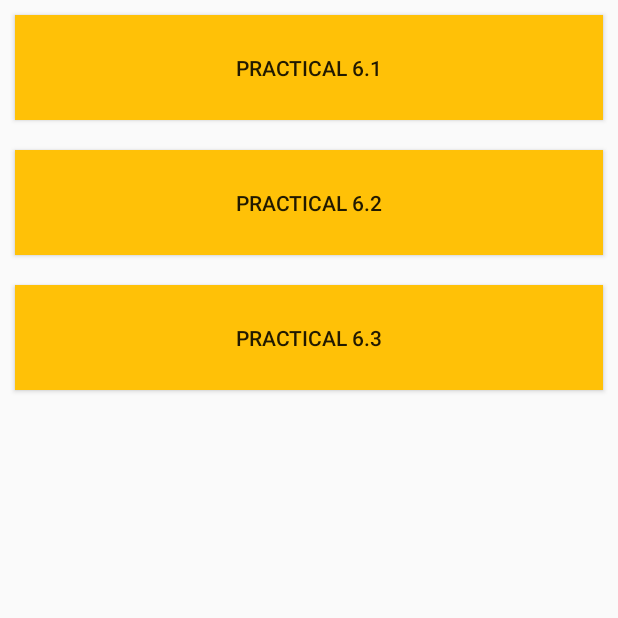
After one commit to vijaylatpate/AMP, an Android app: the Practical_6 screen opened directly, with no data from a screen before it, on a phone screen of 412 x 824 dp, the top half of it. The commit adds this screen. Run offline under Robolectric (Android 15) with nearby library versions, the phone set to English and light mode, and no system bars.

Commit message:
Basic Layout Of Application

```diff
--- /dev/null
+++ b/app/src/main/java/com/sbvc/amp2022/Practical_6.java
@@ -0,0 +1,44 @@
+package com.sbvc.amp2022;
+
+import androidx.appcompat.app.AppCompatActivity;
+
+import android.content.Intent;
+import android.os.Bundle;
+import android.view.View;
+import android.widget.Button;
+
+public class Practical_6 extends AppCompatActivity {
+
+    Button btnPractical_6_1, btnPractical_6_2, btnPractical_6_3;
+
+    @Override
+    protected void onCreate(Bundle savedInstanceState) {
+        super.onCreate(savedInstanceState);
+        setContentView(R.layout.activity_practical6);
+
+        btnPractical_6_1 = findViewById(R.id.btnPractical_6_1);
+        btnPractical_6_2 = findViewById(R.id.btnPractical_6_2);
+        btnPractical_6_3 = findViewById(R.id.btnPractical_6_3);
+
+        btnPractical_6_1.setOnClickListener(new View.OnClickListener() {
+            @Override
+            public void onClick(View view) {
+                startActivity(new Intent(getApplicationContext(), Practical_6_1.class));
+            }
+        });
+
+        btnPractical_6_2.setOnClickListener(new View.OnClickListener() {
+            @Override
+            public void onClick(View view) {
+                startActivity(new Intent(getApplicationContext(), Practical_6_2.class));
+            }
+        });
+
+        btnPractical_6_3.setOnClickListener(new View.OnClickListener() {
+            @Override
+            public void onClick(View view) {
+                startActivity(new Intent(getApplicationContext(), Practical_6_3.class));
+            }
+        });
+    }
+}
--- /dev/null
+++ b/app/src/main/res/layout/activity_practical6.xml
@@ -0,0 +1,33 @@
+<?xml version="1.0" encoding="utf-8"?>
+<LinearLayout xmlns:android="http://schemas.android.com/apk/res/android"
+    xmlns:app="http://schemas.android.com/apk/res-auto"
+    xmlns:tools="http://schemas.android.com/tools"
+    android:layout_width="match_parent"
+    android:layout_height="match_parent"
+    android:orientation="vertical"
+    tools:context=".Practical_6">
+
+    <Button
+        android:id="@+id/btnPractical_6_1"
+        android:layout_width="match_parent"
+        android:layout_height="70dp"
+        android:layout_margin="10dp"
+        android:background="@color/colorAccent"
+        android:text="Practical 6.1" />
+
+    <Button
+        android:id="@+id/btnPractical_6_2"
+        android:layout_width="match_parent"
+        android:layout_height="70dp"
+        android:layout_margin="10dp"
+        android:background="@color/colorAccent"
+        android:text="Practical 6.2" />
+
+    <Button
+        android:id="@+id/btnPractical_6_3"
+        android:layout_width="match_parent"
+        android:layout_height="70dp"
+        android:layout_margin="10dp"
+        android:background="@color/colorAccent"
+        android:text="Practical 6.3" />
+</LinearLayout>
```
Also changed, not shown: app/src/main/AndroidManifest.xml (+19 -4 lines), app/src/main/java/com/sbvc/amp2022/HomeScreen.java (+7 -1 lines), app/src/main/java/com/sbvc/amp2022/Practical_6_1.java (added, +45 -0 lines), app/src/main/java/com/sbvc/amp2022/Practical_6_2.java (added, +72 -0 lines), app/src/main/java/com/sbvc/amp2022/Practical_6_3.java (added, +14 -0 lines), app/src/main/res/layout/activity_home_screen.xml (+9 -1 lines), app/src/main/res/layout/activity_practical61.xml (added, +23 -0 lines), app/src/main/res/layout/activity_practical62.xml (added, +23 -0 lines), app/src/main/res/layout/activity_practical63.xml (added, +9 -0 lines).
